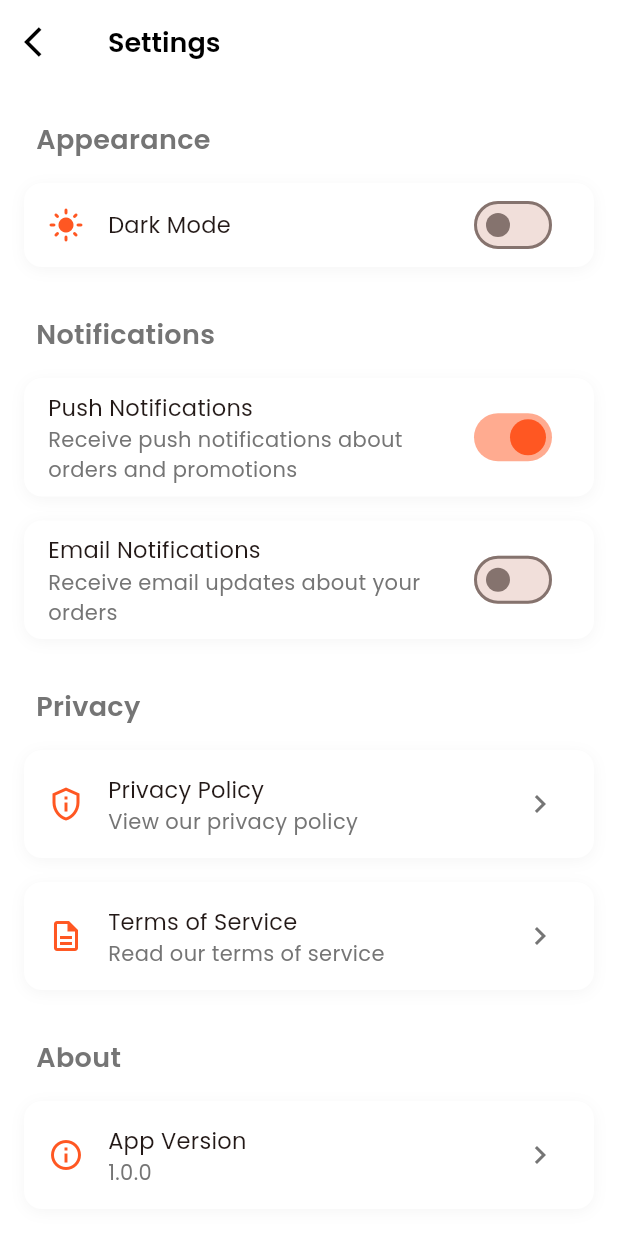
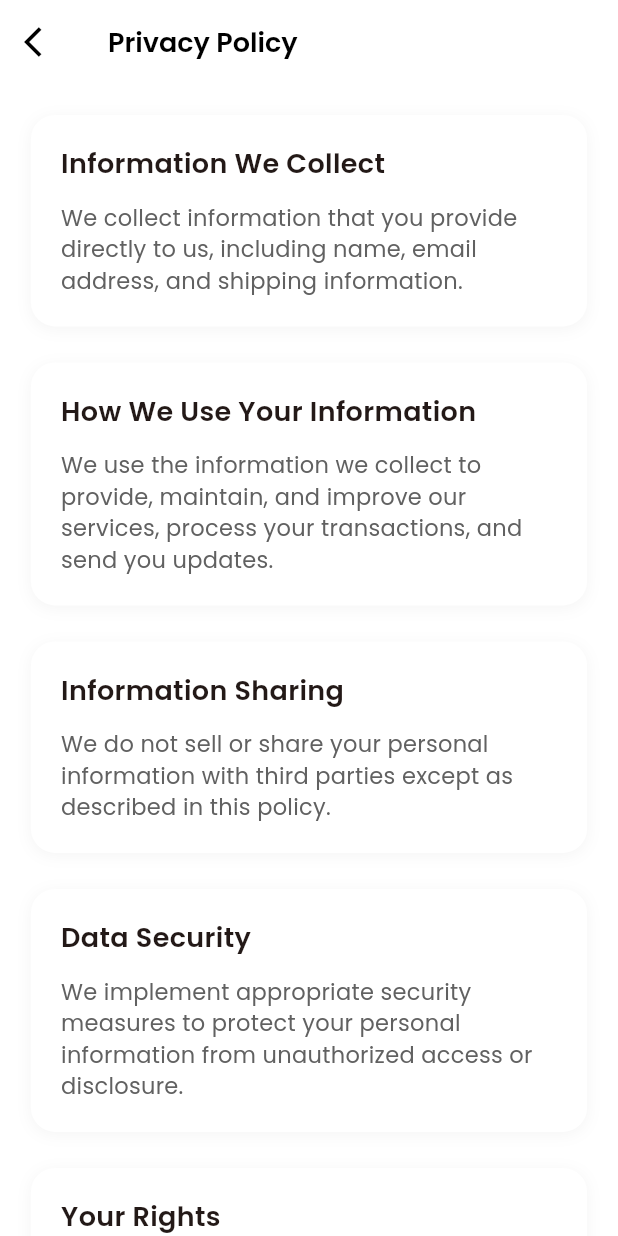
Before and after one commit to Edil-Ayehu/UI-2-Ecommerce-, a Flutter app: the SettingsScreen screen opened directly, after a tap on "Privacy Policy", on a phone screen of 412 x 824 dp. Run offline on Flutter 3.47's test engine with Material 3 defaults, Android fonts, the phone set to English and light mode, and no system bars; our stand-ins replace get, get_storage, google_fonts, share_plus; accounts and stored records are empty.

Commit message:
terms and condition and privacy policy page

```diff
--- /dev/null
+++ b/lib/view/pages/privacy_policy_screen.dart
@@ -0,0 +1,123 @@
+import 'package:flutter/material.dart';
+import 'package:get/get.dart';
+import 'package:ecommerce_ui/utils/app_textstyles.dart';
+
+class PrivacyPolicyScreen extends StatelessWidget {
+  const PrivacyPolicyScreen({super.key});
+
+  @override
+  Widget build(BuildContext context) {
+    final isDark = Theme.of(context).brightness == Brightness.dark;
+    final screenSize = MediaQuery.of(context).size;
+
+    return Scaffold(
+      backgroundColor: Theme.of(context).scaffoldBackgroundColor,
+      appBar: AppBar(
+        leading: IconButton(
+          icon: Icon(
+            Icons.arrow_back_ios,
+            color: isDark ? Colors.white : Colors.black,
+          ),
+          onPressed: () => Get.back(),
+        ),
+        title: Text(
+          'Privacy Policy',
+          style: AppTextStyle.withColor(
+            AppTextStyle.h3,
+            isDark ? Colors.white : Colors.black,
+          ),
+        ),
+      ),
+      body: SingleChildScrollView(
+        child: Container(
+          padding: EdgeInsets.all(screenSize.width * 0.05),
+          child: Column(
+            crossAxisAlignment: CrossAxisAlignment.start,
+            children: [
+              _buildSection(
+                context,
+                'Information We Collect',
+                'We collect information that you provide directly to us, including name, email address, and shipping information.',
+              ),
+              _buildSection(
+                context,
+                'How We Use Your Information',
+                'We use the information we collect to provide, maintain, and improve our services, process your transactions, and send you updates.',
+              ),
+              _buildSection(
+                context,
+                'Information Sharing',
+                'We do not sell or share your personal information with third parties except as described in this policy.',
+              ),
+              _buildSection(
+                context,
+                'Data Security',
+                'We implement appropriate security measures to protect your personal information from unauthorized access or disclosure.',
+              ),
+              _buildSection(
+                context,
+                'Your Rights',
+                'You have the right to access, correct, or delete your personal information. Contact us to exercise these rights.',
+              ),
+              _buildSection(
+                context,
+                'Cookie Policy',
+                'We use cookies and similar technologies to enhance your experience and collect usage information.',
+              ),
+              const SizedBox(height: 24),
+              Text(
+                'Last updated: March 2024',
+                style: AppTextStyle.withColor(
+                  AppTextStyle.bodySmall,
+                  isDark ? Colors.grey[400]! : Colors.grey[600]!,
+                ),
+              ),
+            ],
+          ),
+        ),
+      ),
+    );
+  }
+
+  Widget _buildSection(BuildContext context, String title, String content) {
+    final isDark = Theme.of(context).brightness == Brightness.dark;
+
+    return Container(
+      margin: const EdgeInsets.only(bottom: 24),
+      decoration: BoxDecoration(
+        color: Theme.of(context).cardColor,
+        borderRadius: BorderRadius.circular(16),
+        boxShadow: [
+          BoxShadow(
+            color: isDark
+                ? Colors.black.withOpacity(0.2)
+                : Colors.grey.withOpacity(0.1),
+            blurRadius: 8,
+            offset: const Offset(0, 2),
+          ),
+        ],
+      ),
+      padding: const EdgeInsets.all(20),
+      child: Column(
+        crossAxisAlignment: CrossAxisAlignment.start,
+        children: [
+          Text(
+            title,
+            style: AppTextStyle.withColor(
+              AppTextStyle.h3,
+              Theme.of(context).textTheme.bodyLarge!.color!,
+            ),
+          ),
+          const SizedBox(height: 12),
+          Text(
+            content,
+            style: AppTextStyle.withColor(
+              AppTextStyle.bodyMedium,
+              isDark ? Colors.grey[300]! : Colors.grey[700]!,
+            ),
+          ),
+        ],
+      ),
+    );
+  }
+}
--- a/lib/view/pages/settings_screen.dart
+++ b/lib/view/pages/settings_screen.dart
@@ -1,3 +1,5 @@
+import 'package:ecommerce_ui/view/pages/privacy_policy_screen.dart';
+import 'package:ecommerce_ui/view/pages/terms_of_service_screen.dart';
 import 'package:flutter/material.dart';
 import 'package:get/get.dart';
 import 'package:ecommerce_ui/utils/app_textstyles.dart';
@@ -66,12 +68,14 @@ class SettingsScreen extends StatelessWidget {
                   'Privacy Policy',
                   'View our privacy policy',
                   Icons.privacy_tip_outlined,
+                  onTap: () => Get.to(() => const PrivacyPolicyScreen()),
                 ),
                 _buildNavigationTile(
                   context,
                   'Terms of Service',
                   'Read our terms of service',
                   Icons.description_outlined,
+                  onTap: () => Get.to(() => const TermsOfServiceScreen()),
                 ),
               ],
             ),
@@ -207,11 +211,14 @@ class SettingsScreen extends StatelessWidget {
     BuildContext context,
     String title,
     String subtitle,
-    IconData icon,
-  ) {
+    IconData icon, {
+    VoidCallback? onTap,
+  }) {
     final isDark = Theme.of(context).brightness == Brightness.dark;
 
-    return Container(
+    return GestureDetector(
+      onTap: onTap,
+      child: Container(
         margin: const EdgeInsets.symmetric(horizontal: 16, vertical: 8),
         decoration: BoxDecoration(
           color: Theme.of(context).cardColor,
@@ -249,7 +256,7 @@ class SettingsScreen extends StatelessWidget {
             Icons.chevron_right,
             color: isDark ? Colors.grey[400] : Colors.grey[600],
           ),
-        onTap: () {},
+        ),
       ),
     );
   }
--- a/lib/view/widgets/product_card.dart
+++ b/lib/view/widgets/product_card.dart
@@ -38,6 +38,7 @@ class ProductCard extends StatelessWidget {
         children: [
           Stack(
             children: [
+              // image
               AspectRatio(
                 aspectRatio: 16 / 9,
                 child: ClipRRect(
@@ -51,6 +52,7 @@ class ProductCard extends StatelessWidget {
                   ),
                 ),
               ),
+              // favorite button
               Positioned(
                 right: 8,
                 top: 8,
@@ -81,6 +83,7 @@ class ProductCard extends StatelessWidget {
                       color: Theme.of(context).primaryColor,
                       borderRadius: BorderRadius.circular(4),
                     ),
+                    // discount text
                     child: Text(
                       '${calculateDiscount(product.price, product.oldPrice!)}% OFF',
                       style: AppTextStyle.withColor(
@@ -95,6 +98,7 @@ class ProductCard extends StatelessWidget {
                 ),
             ],
           ),
+          // product details
           Padding(
             padding: EdgeInsets.all(screenWidth * 0.02),
             child: Column(
```
Also changed, not shown: lib/view/pages/home_screen.dart (+3 -4 lines), lib/view/pages/terms_of_service_screen.dart (added, +123 -0 lines), lib/view/auth/signin_screen.dart (indentation only). Lines whose indentation alone changed are shown as unchanged.
